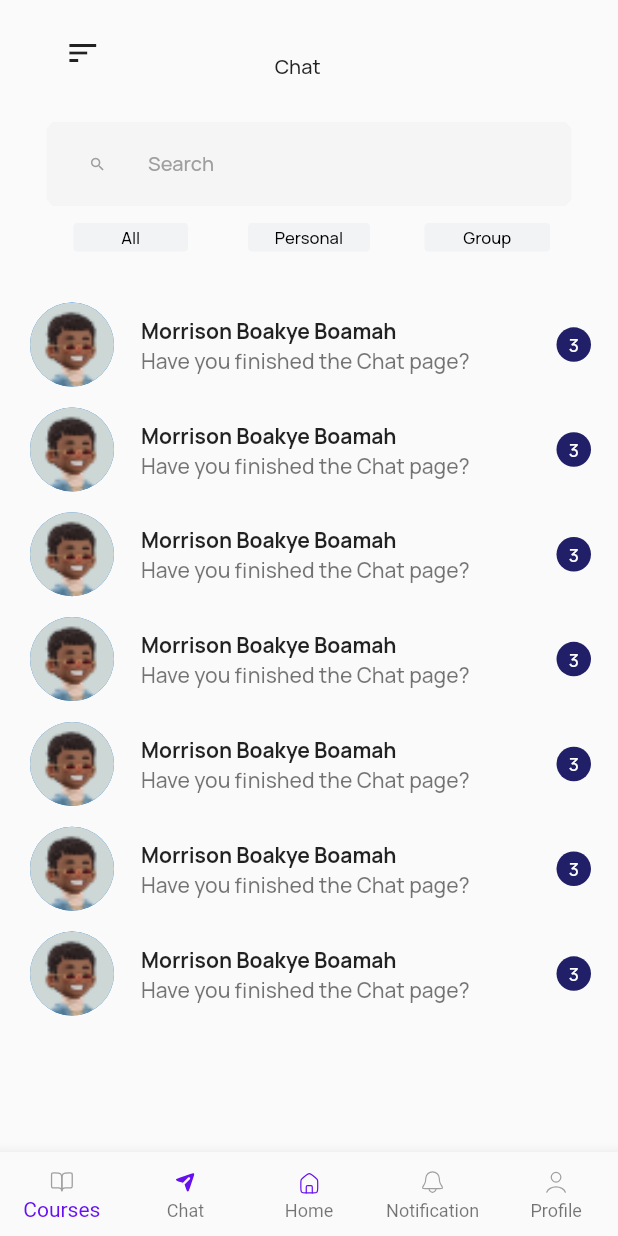
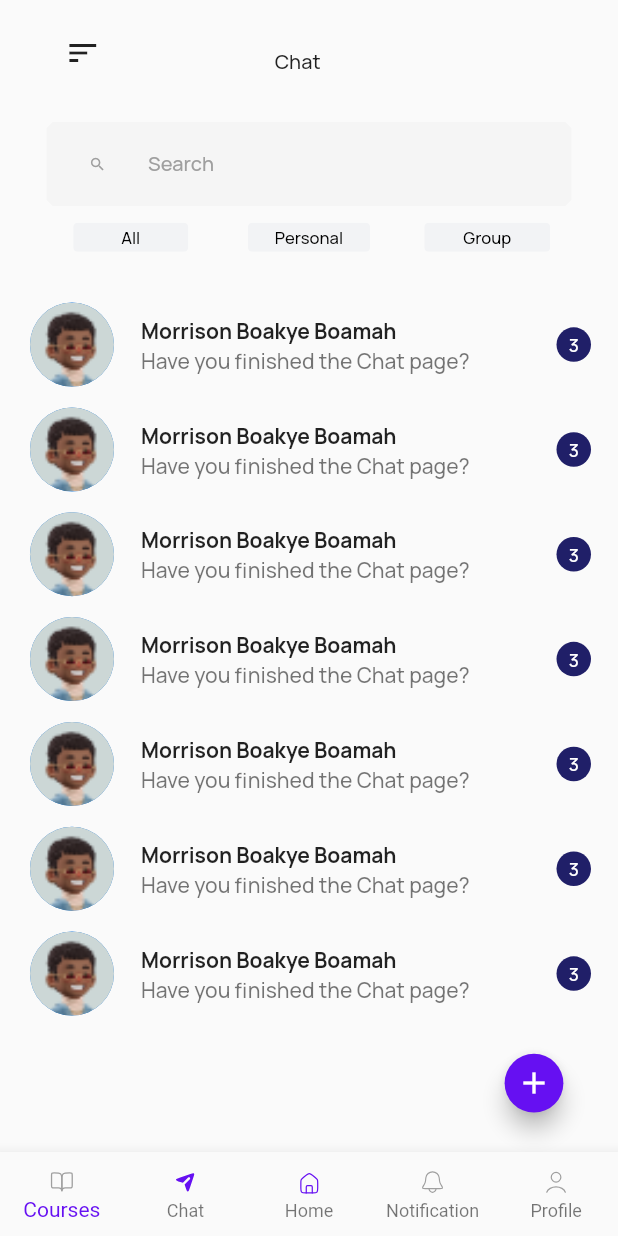
Before and after one commit to KwabenaBaffoe21/studyssey_chat, a Flutter app: the screen it shows after launch, on a phone screen of 412 x 824 dp. Run offline on Flutter 3.47's test engine with Material 2 defaults, Android fonts, the phone set to English and light mode, and no system bars; our stand-ins replace flutter_svg, google_fonts.

Commit message:
New Commit

```diff
--- a/lib/main.dart
+++ b/lib/main.dart
@@ -27,6 +27,7 @@ class _ChatState extends State<Chat> {
   Widget build(BuildContext context) {
     return SafeArea(
       child: Scaffold(
+        floatingActionButtonLocation: FloatingActionButtonLocation.endFloat,
         body: Column(
           mainAxisAlignment: MainAxisAlignment.start,
           crossAxisAlignment: CrossAxisAlignment.stretch,
@@ -45,7 +46,7 @@ class _ChatState extends State<Chat> {
 
                   //Title
                   Padding(
-                    padding: const EdgeInsets.only(top: 18.46),
+                    padding: const EdgeInsets.only(top: 11.61),
                     child: Text(
                       'Chat',
                       style: GoogleFonts.manrope(
@@ -115,7 +116,9 @@ class _ChatState extends State<Chat> {
             ),
 
             //Chats
-            Container(
+            Expanded(
+              flex: 1,
+              child: Container(
                 height: 610,
                 width: 360,
                 padding: const EdgeInsets.only(top: 22.22, right: 1, left: 1),
@@ -128,6 +131,18 @@ class _ChatState extends State<Chat> {
                           message: 'Have you finished the Chat page?',
                           totalMessages: '3');
                     }),
+              ),
+            ),
+            Container(
+              height: 65.45,
+              width: 65.45,
+              padding: const EdgeInsets.only(left: 300,bottom: 26.29),
+              child: FloatingActionButton(
+                onPressed: () {},
+                backgroundColor: const Color(0xff6610f2),
+                tooltip: 'Add New Chat',
+                child: const Icon(Icons.add),
+              ),
             ),
           ],
         ),
```
Also changed, not shown: lib/Blank.dart (added, +98 -0 lines). Lines whose indentation alone changed are shown as unchanged.
